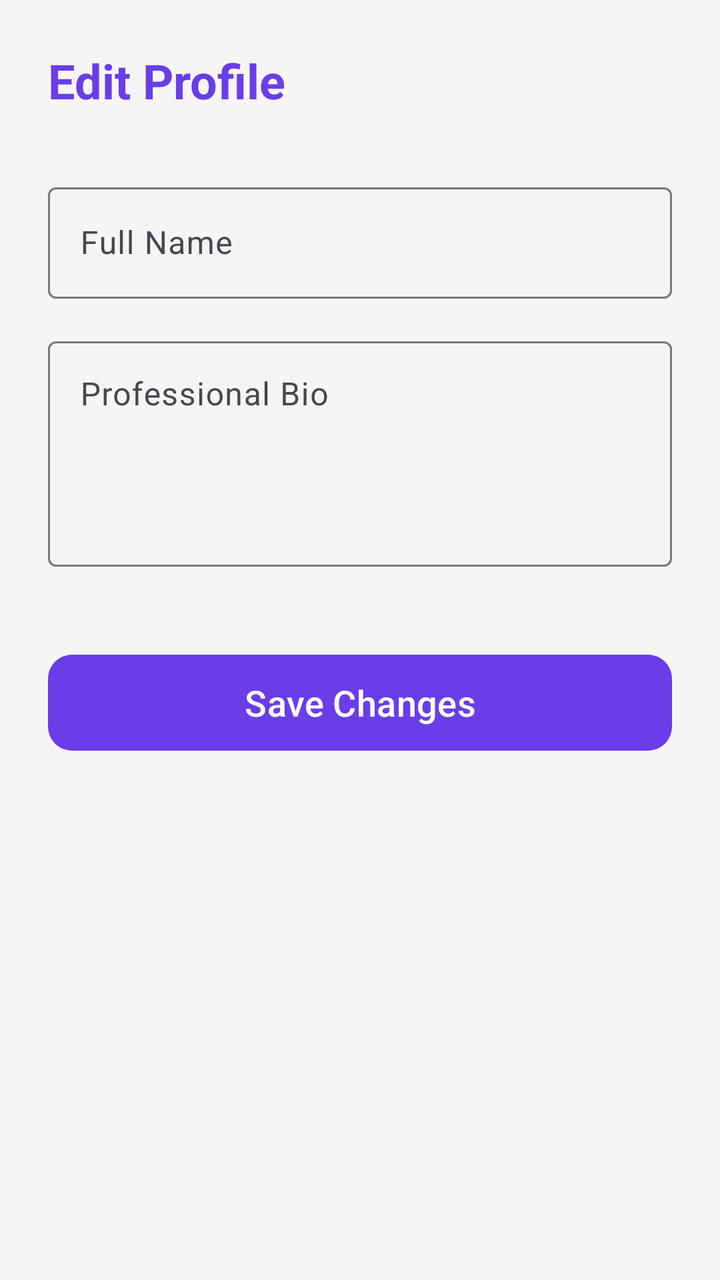
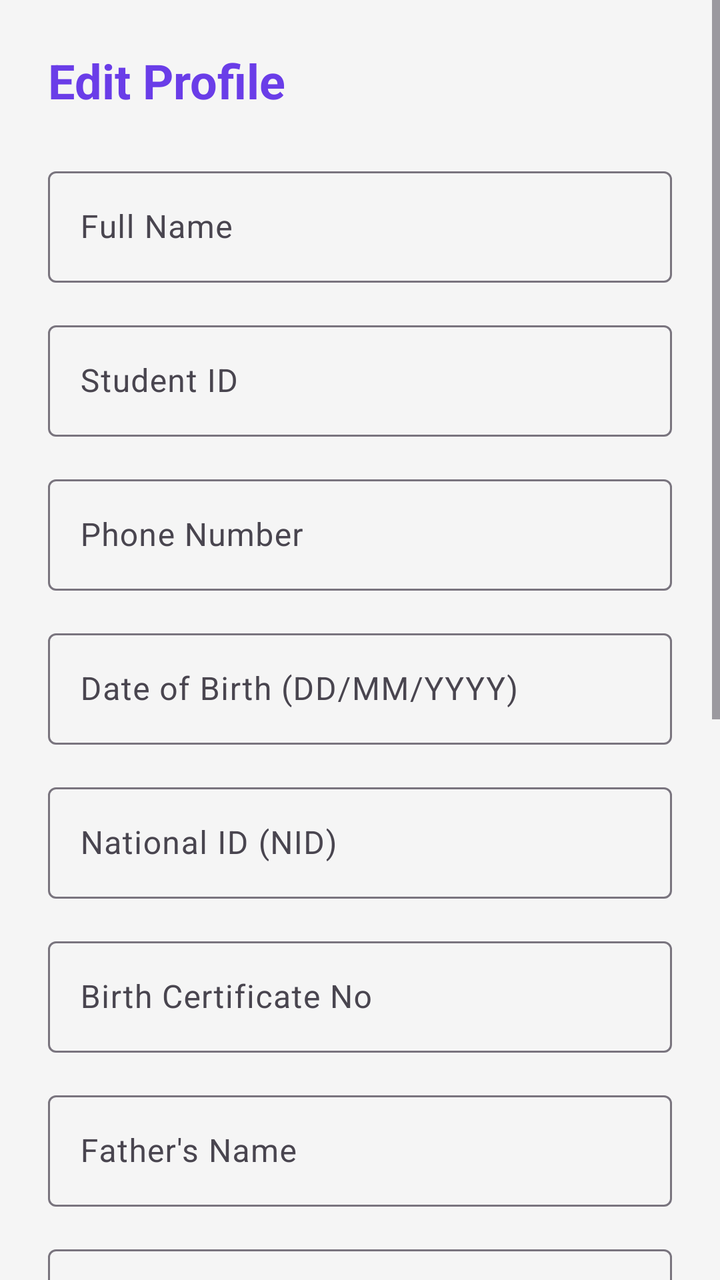

Two renders of the same Android screen: before a commit and after it. Below are the layout's source before the change and the commit's diff.
<!-- AndroidManifest.xml: application theme Theme.DUETGig -->
<!-- res/layout/activity_edit_profile.xml -->
<?xml version="1.0" encoding="utf-8"?>
<ScrollView xmlns:android="http://schemas.android.com/apk/res/android"
    xmlns:app="http://schemas.android.com/apk/res-auto"
    android:layout_width="match_parent"
    android:layout_height="match_parent"
    android:fillViewport="true"
    android:fitsSystemWindows="true"
    android:background="@color/primary">

    <androidx.constraintlayout.widget.ConstraintLayout
        android:layout_width="match_parent"
        android:layout_height="wrap_content"
        android:padding="24dp"
        android:background="@color/window_background">

        <TextView
            android:id="@+id/editTitle"
            android:layout_width="wrap_content"
            android:layout_height="wrap_content"
            android:text="Edit Profile"
            android:textSize="24sp"
            android:textStyle="bold"
            android:textColor="@color/primary"
            app:layout_constraintTop_toTopOf="parent"
            app:layout_constraintStart_toStartOf="parent" />

        <com.google.android.material.textfield.TextInputLayout
            android:id="@+id/editNameLayout"
            style="@style/Widget.Material3.TextInputLayout.OutlinedBox"
            android:layout_width="match_parent"
            android:layout_height="wrap_content"
            android:hint="Full Name"
            app:layout_constraintTop_toBottomOf="@id/editTitle"
            android:layout_marginTop="32dp">

            <com.google.android.material.textfield.TextInputEditText
                android:id="@+id/etEditName"
                android:layout_width="match_parent"
                android:layout_height="wrap_content"
                android:inputType="textPersonName" />
        </com.google.android.material.textfield.TextInputLayout>

        <com.google.android.material.textfield.TextInputLayout
            android:id="@+id/editBioLayout"
            style="@style/Widget.Material3.TextInputLayout.OutlinedBox"
            android:layout_width="match_parent"
            android:layout_height="wrap_content"
            android:hint="Professional Bio"
            app:layout_constraintTop_toBottomOf="@id/editNameLayout"
            android:layout_marginTop="16dp">

            <com.google.android.material.textfield.TextInputEditText
                android:id="@+id/etEditBio"
                android:layout_width="match_parent"
                android:layout_height="wrap_content"
                android:minLines="4"
                android:gravity="top"
                android:inputType="textMultiLine" />
        </com.google.android.material.textfield.TextInputLayout>

        <com.google.android.material.button.MaterialButton
            android:id="@+id/btnSaveProfile"
            android:layout_width="match_parent"
            android:layout_height="56dp"
            android:text="Save Changes"
            android:textAllCaps="false"
            android:textSize="18sp"
            app:cornerRadius="12dp"
            app:layout_constraintTop_toBottomOf="@id/editBioLayout"
            android:layout_marginTop="40dp" />

    </androidx.constraintlayout.widget.ConstraintLayout>
</ScrollView>
<!-- resources referenced by this layout -->
<resources>
  <color name="primary">#6A3DE8</color>
  <color name="window_background">#F5F5F5</color>
  <style name="Theme.DUETGig" parent="Base.Theme.DUETGig" />
  <style name="Base.Theme.DUETGig" parent="Theme.Material3.DayNight.NoActionBar">
          
          <item name="colorPrimary">@color/primary</item>
          <item name="colorPrimaryDark">@color/primary_dark</item>
          <item name="colorSecondary">@color/primary_dark</item>
  
          
          <item name="android:windowBackground">@color/window_background</item>
          <item name="colorSurface">@color/surface_color</item>
  
          
          <item name="android:statusBarColor">@color/primary</item>
          <item name="android:windowLightStatusBar" tools:targetApi="m">false</item>
      </style>
  <color name="primary_dark">#4B2DB3</color>
  <color name="surface_color">#FFFFFF</color>
</resources>

<!-- the commit's change to res/layout/activity_edit_profile.xml (unified diff, before → after) -->
@@ -31,7 +31,7 @@
             android:layout_height="wrap_content"
             android:hint="Full Name"
             app:layout_constraintTop_toBottomOf="@id/editTitle"
-            android:layout_marginTop="32dp">
+            android:layout_marginTop="24dp">
 
             <com.google.android.material.textfield.TextInputEditText
                 android:id="@+id/etEditName"
@@ -41,19 +41,179 @@
         </com.google.android.material.textfield.TextInputLayout>
 
         <com.google.android.material.textfield.TextInputLayout
+            android:id="@+id/editStudentIdLayout"
+            style="@style/Widget.Material3.TextInputLayout.OutlinedBox"
+            android:layout_width="match_parent"
+            android:layout_height="wrap_content"
+            android:hint="Student ID"
+            app:layout_constraintTop_toBottomOf="@id/editNameLayout"
+            android:layout_marginTop="16dp">
+
+            <com.google.android.material.textfield.TextInputEditText
+                android:id="@+id/etEditStudentId"
+                android:layout_width="match_parent"
+                android:layout_height="wrap_content"
+                android:inputType="text" />
+        </com.google.android.material.textfield.TextInputLayout>
+
+        <com.google.android.material.textfield.TextInputLayout
+            android:id="@+id/editPhoneLayout"
+            style="@style/Widget.Material3.TextInputLayout.OutlinedBox"
+            android:layout_width="match_parent"
+            android:layout_height="wrap_content"
+            android:hint="Phone Number"
+            app:layout_constraintTop_toBottomOf="@id/editStudentIdLayout"
+            android:layout_marginTop="16dp">
+
+            <com.google.android.material.textfield.TextInputEditText
+                android:id="@+id/etEditPhone"
+                android:layout_width="match_parent"
+                android:layout_height="wrap_content"
+                android:inputType="phone" />
+        </com.google.android.material.textfield.TextInputLayout>
+
+        <com.google.android.material.textfield.TextInputLayout
+            android:id="@+id/editDobLayout"
+            style="@style/Widget.Material3.TextInputLayout.OutlinedBox"
+            android:layout_width="match_parent"
+            android:layout_height="wrap_content"
+            android:hint="Date of Birth (DD/MM/YYYY)"
+            app:layout_constraintTop_toBottomOf="@id/editPhoneLayout"
+            android:layout_marginTop="16dp">
+
+            <com.google.android.material.textfield.TextInputEditText
+                android:id="@+id/etEditDob"
+                android:layout_width="match_parent"
+                android:layout_height="wrap_content"
+                android:inputType="date" />
+        </com.google.android.material.textfield.TextInputLayout>
+
+        <com.google.android.material.textfield.TextInputLayout
+            android:id="@+id/editNidLayout"
+            style="@style/Widget.Material3.TextInputLayout.OutlinedBox"
+            android:layout_width="match_parent"
+            android:layout_height="wrap_content"
+            android:hint="National ID (NID)"
+            app:layout_constraintTop_toBottomOf="@id/editDobLayout"
+            android:layout_marginTop="16dp">
+
+            <com.google.android.material.textfield.TextInputEditText
+                android:id="@+id/etEditNid"
+                android:layout_width="match_parent"
+                android:layout_height="wrap_content"
+                android:inputType="number" />
+        </com.google.android.material.textfield.TextInputLayout>
+
+        <com.google.android.material.textfield.TextInputLayout
+            android:id="@+id/editBirthCertLayout"
+            style="@style/Widget.Material3.TextInputLayout.OutlinedBox"
+            android:layout_width="match_parent"
+            android:layout_height="wrap_content"
+            android:hint="Birth Certificate No"
+            app:layout_constraintTop_toBottomOf="@id/editNidLayout"
+            android:layout_marginTop="16dp">
+
+            <com.google.android.material.textfield.TextInputEditText
+                android:id="@+id/etEditBirthCert"
+                android:layout_width="match_parent"
+                android:layout_height="wrap_content"
+                android:inputType="number" />
+        </com.google.android.material.textfield.TextInputLayout>
+
+        <com.google.android.material.textfield.TextInputLayout
+            android:id="@+id/editFatherNameLayout"
+            style="@style/Widget.Material3.TextInputLayout.OutlinedBox"
+            android:layout_width="match_parent"
+            android:layout_height="wrap_content"
+            android:hint="Father's Name"
+            app:layout_constraintTop_toBottomOf="@id/editBirthCertLayout"
+            android:layout_marginTop="16dp">
+
+            <com.google.android.material.textfield.TextInputEditText
+                android:id="@+id/etEditFatherName"
+                android:layout_width="match_parent"
+                android:layout_height="wrap_content"
+                android:inputType="textPersonName" />
+        </com.google.android.material.textfield.TextInputLayout>
+
+        <com.google.android.material.textfield.TextInputLayout
+            android:id="@+id/editMotherNameLayout"
+            style="@style/Widget.Material3.TextInputLayout.OutlinedBox"
+            android:layout_width="match_parent"
+            android:layout_height="wrap_content"
+            android:hint="Mother's Name"
+            app:layout_constraintTop_toBottomOf="@id/editFatherNameLayout"
+            android:layout_marginTop="16dp">
+
+            <com.google.android.material.textfield.TextInputEditText
+                android:id="@+id/etEditMotherName"
+                android:layout_width="match_parent"
+                android:layout_height="wrap_content"
+                android:inputType="textPersonName" />
+        </com.google.android.material.textfield.TextInputLayout>
+
+        <com.google.android.material.textfield.TextInputLayout
+            android:id="@+id/editPresentAddressLayout"
+            style="@style/Widget.Material3.TextInputLayout.OutlinedBox"
+            android:layout_width="match_parent"
+            android:layout_height="wrap_content"
+            android:hint="Present Address"
+            app:layout_constraintTop_toBottomOf="@id/editMotherNameLayout"
+            android:layout_marginTop="16dp">
+
+            <com.google.android.material.textfield.TextInputEditText
+                android:id="@+id/etEditPresentAddress"
+                android:layout_width="match_parent"
+                android:layout_height="wrap_content"
+                android:inputType="textPostalAddress" />
+        </com.google.android.material.textfield.TextInputLayout>
+
+        <com.google.android.material.textfield.TextInputLayout
+            android:id="@+id/editPermanentAddressLayout"
+            style="@style/Widget.Material3.TextInputLayout.OutlinedBox"
+            android:layout_width="match_parent"
+            android:layout_height="wrap_content"
+            android:hint="Permanent Address"
+            app:layout_constraintTop_toBottomOf="@id/editPresentAddressLayout"
+            android:layout_marginTop="16dp">
+
+            <com.google.android.material.textfield.TextInputEditText
+                android:id="@+id/etEditPermanentAddress"
+                android:layout_width="match_parent"
+                android:layout_height="wrap_content"
+                android:inputType="textPostalAddress" />
+        </com.google.android.material.textfield.TextInputLayout>
+
+        <com.google.android.material.textfield.TextInputLayout
+            android:id="@+id/editBloodGroupLayout"
+            style="@style/Widget.Material3.TextInputLayout.OutlinedBox"
+            android:layout_width="match_parent"
+            android:layout_height="wrap_content"
+            android:hint="Blood Group"
+            app:layout_constraintTop_toBottomOf="@id/editPermanentAddressLayout"
+            android:layout_marginTop="16dp">
+
+            <com.google.android.material.textfield.TextInputEditText
+                android:id="@+id/etEditBloodGroup"
+                android:layout_width="match_parent"
+                android:layout_height="wrap_content"
+                android:inputType="textCapCharacters" />
+        </com.google.android.material.textfield.TextInputLayout>
+
+        <com.google.android.material.textfield.TextInputLayout
             android:id="@+id/editBioLayout"
             style="@style/Widget.Material3.TextInputLayout.OutlinedBox"
             android:layout_width="match_parent"
             android:layout_height="wrap_content"
             android:hint="Professional Bio"
-            app:layout_constraintTop_toBottomOf="@id/editNameLayout"
+            app:layout_constraintTop_toBottomOf="@id/editBloodGroupLayout"
             android:layout_marginTop="16dp">
 
             <com.google.android.material.textfield.TextInputEditText
                 android:id="@+id/etEditBio"
                 android:layout_width="match_parent"
                 android:layout_height="wrap_content"
-                android:minLines="4"
+                android:minLines="3"
                 android:gravity="top"
                 android:inputType="textMultiLine" />
         </com.google.android.material.textfield.TextInputLayout>
@@ -67,7 +227,8 @@
             android:textSize="18sp"
             app:cornerRadius="12dp"
             app:layout_constraintTop_toBottomOf="@id/editBioLayout"
-            android:layout_marginTop="40dp" />
+            android:layout_marginTop="32dp"
+            android:layout_marginBottom="24dp" />
 
     </androidx.constraintlayout.widget.ConstraintLayout>
 </ScrollView>
